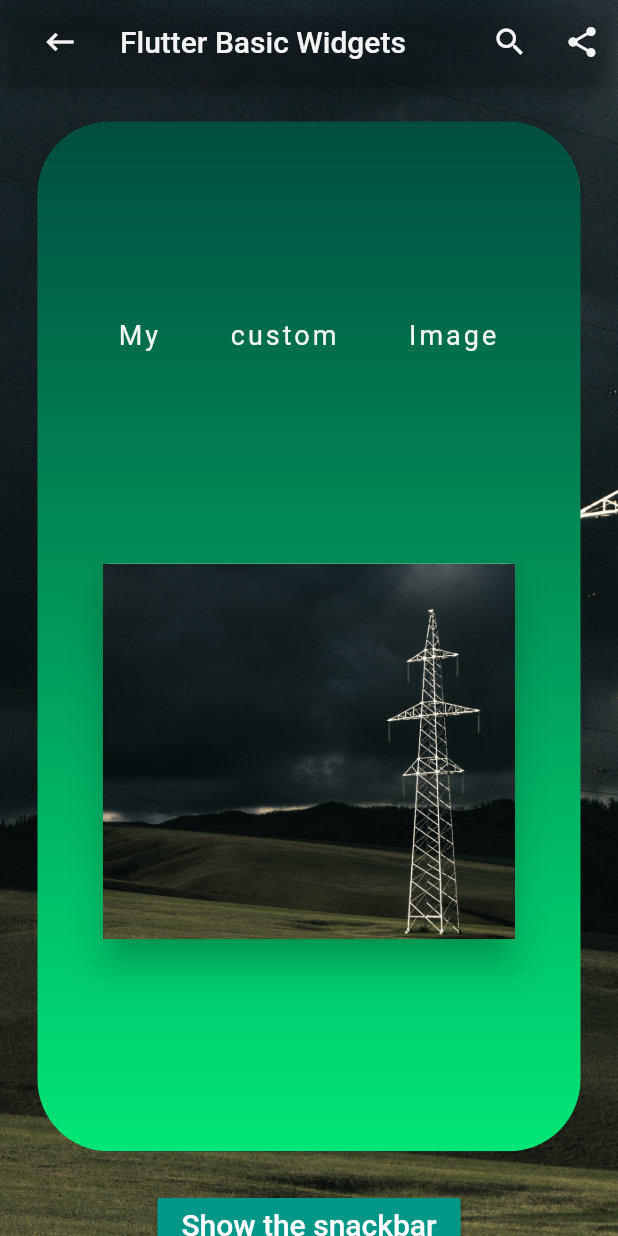
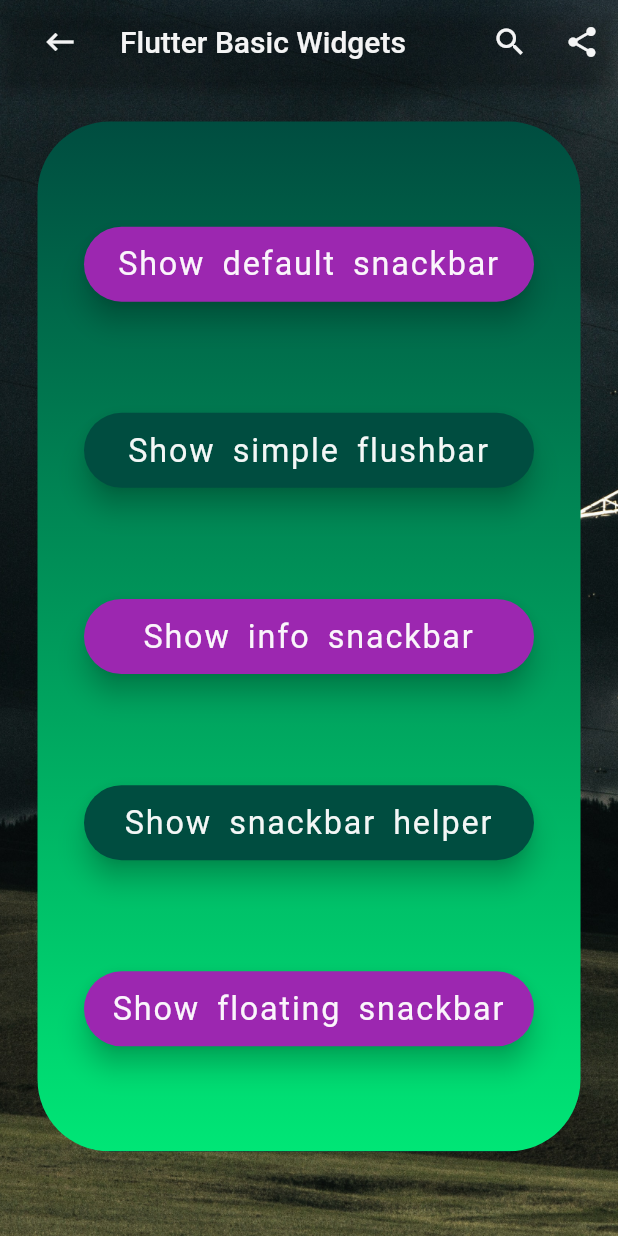
Before and after one commit to drogbut/FlutterBasicWidgets, a Flutter app: the screen it shows after launch, on a phone screen of 412 x 824 dp. Run offline on Flutter 3.47's test engine with Material 2 defaults, Android fonts, the phone set to English and light mode, and no system bars; our stand-ins replace flushbar.

Commit message:
add my custom snackbar

```diff
--- a/lib/my_constants.dart
+++ b/lib/my_constants.dart
@@ -11,7 +11,9 @@ const Color colorBackground = Color(0xf3D6D7D7);
 
 
 
-const ButtonStyle myButtonStyle = ButtonStyle();
+const ButtonStyle myButtonStyle = ButtonStyle(
+
+);
 
 /// this is images app
 const AssetImage logoImage = AssetImage("assets/images/image1.jpg");
--- a/lib/screens/body.dart
+++ b/lib/screens/body.dart
@@ -1,7 +1,10 @@
+import 'package:flushbar/flushbar.dart';
+import 'package:flushbar/flushbar_helper.dart';
 import 'package:flutter/material.dart';
 import 'package:flutter/rendering.dart';
 import 'package:mise_en_page/my_constants.dart';
 import 'package:mise_en_page/widgets/my_widgets.dart';
+
 import 'second_page.dart';
 
 class Body extends StatefulWidget {
@@ -28,7 +31,7 @@ class _BodyState extends State<Body> {
           child: new Column(
             mainAxisAlignment: MainAxisAlignment.center,
             children: [
-             /* new Row(
+              /*new Row(
                 mainAxisAlignment: MainAxisAlignment.spaceAround,
                 children: [
                   IconButton(
@@ -208,7 +211,7 @@ class _BodyState extends State<Body> {
                         ),
                     ),
                   ]
-              ),*/
+              ),
               MyContainer(
                   context,
                   [
@@ -219,18 +222,84 @@ class _BodyState extends State<Body> {
                       fit: BoxFit.cover,)),
                     ]
               ),
-
-              new RaisedButton(
-                  color: Colors.teal,
-                  child: new Text(
-                    "Show the snackbar",
-                    style: new TextStyle(
-                      fontSize: 20.0,
-                      color: Colors.white,
+              */
+              MyContainer(context, [
+                MyCustomButton(
+                  shapeBorder: RoundedRectangleBorder(
+                    borderRadius: BorderRadius.circular(25.0),
                   ),
+                  child: TextButton(
+                      onPressed: showDefaultSnackbar,
+                      child: MyCustomText(
+                        "Show default snackbar",
+                        color: colorIcon,
+                        fontSize: 18.0,
+                      )),
+                  decoration: BoxDecoration(
+                      color: Colors.purple,
+                      borderRadius: BorderRadius.circular(25.0)),
                 ),
-                  onPressed: snack),
-              new RaisedButton(
+                MyCustomButton(
+                  shapeBorder: RoundedRectangleBorder(
+                    borderRadius: BorderRadius.circular(25.0),
+                  ),
+                  child: TextButton(
+                      onPressed: () => showSimpleFlushbar(context),
+                      child: MyCustomText(
+                        "Show simple flushbar",
+                        color: colorIcon,
+                        fontSize: 18.0,
+                      )),
+                  decoration: BoxDecoration(
+                      color: colorPrimary,
+                      borderRadius: BorderRadius.circular(25.0)),
+                ),
+                MyCustomButton(
+                  shapeBorder: RoundedRectangleBorder(
+                    borderRadius: BorderRadius.circular(25.0),
+                  ),
+                  child: TextButton(
+                      onPressed: () => showInfoFlushbar(context),
+                      child: MyCustomText(
+                        "Show info snackbar",
+                        color: colorIcon,
+                        fontSize: 18.0,
+                      )),
+                  decoration: BoxDecoration(
+                      color: Colors.purple,
+                      borderRadius: BorderRadius.circular(25.0)),
+                ),
+                MyCustomButton(
+                  shapeBorder: RoundedRectangleBorder(
+                    borderRadius: BorderRadius.circular(25.0),
+                  ),
+                  child: TextButton(
+                      onPressed: () => showFlushbarHelper(context),
+                      child: MyCustomText(
+                        "Show snackbar helper",
+                        color: colorIcon,
+                        fontSize: 18.0,
+                      )),
+                  decoration: BoxDecoration(
+                      color: colorPrimary,
+                      borderRadius: BorderRadius.circular(25.0)),
+                ),
+                MyCustomButton(
+                  shapeBorder: RoundedRectangleBorder(
+                    borderRadius: BorderRadius.circular(25.0),
+                  ),
+                  child: TextButton(
+                      onPressed: () => showFloatingSnackbar(context),
+                      child: MyCustomText(
+                        "Show floating snackbar",
+                        color: colorIcon,
+                        fontSize: 18.0,
+                      )),
+                  decoration: BoxDecoration(
+                      color: Colors.purple,
+                      borderRadius: BorderRadius.circular(25.0)),
+                ),
+                /*new RaisedButton(
                     color: Colors.teal,
                     child: new Text(
                       "Show a alert dialog",
@@ -259,7 +328,8 @@ class _BodyState extends State<Body> {
                         color: Colors.white,
                       ),
                     ),
-                  onPressed: toNewPage)
+                    onPressed: toNewPage)*/
+              ])
             ],
           )
       ),
@@ -276,16 +346,18 @@ void onCountChanged(int val) {
     });
   }
 
-  void snack() {
-    SnackBar snackbar = new SnackBar(
-      duration: new Duration(seconds: 2),
-            content: new Text(
-                "je suis votre snackbar...",
-              textScaleFactor: 2.0,
-
-            )
-        );
-    Scaffold.of(context).showSnackBar(snackbar);
+  void showDefaultSnackbar() {
+    Scaffold.of(context).showSnackBar(SnackBar(
+      duration: Duration(seconds: 5),
+      content: Text(
+        "Hello from the default snackbar",
+        textScaleFactor: 1.2,
+      ),
+      action: SnackBarAction(
+        label: "Click Me",
+        onPressed: () {},
+      ),
+    ));
   }
 
   Future<void> alert() async {
@@ -350,4 +422,59 @@ void onCountChanged(int val) {
       return new SecondPage();
     }));
   }
+
+  void showSimpleFlushbar(BuildContext context) {
+    Flushbar(
+      title: "Hello from a Flushbar",
+      messageText: Text("This is a simple flushbar", style: TextStyle(color: colorIcon),),
+      mainButton: FlatButton(
+        onPressed: (){},
+        child: Text("Click Me",
+          style: TextStyle(color: Colors.purple),
+        ),
+      ),
+      duration: Duration(seconds: 3),
+    ).show(context);
   }
+
+  showInfoFlushbar(BuildContext context) {
+    Flushbar(
+      title: "Hello from a Flushbar",
+      messageText: MyCustomText("This is a info flushbar",
+        color: colorIcon,
+        textAlign: TextAlign.left,),
+      icon: Icon(Icons.info_outline,
+        size: 28,
+        color: Colors.blue.shade300,
+      ),
+      leftBarIndicatorColor: Colors.blue.shade300,
+      duration: Duration(seconds: 3),
+    ).show(context);
+  }
+
+  showFlushbarHelper(BuildContext context) {
+    FlushbarHelper.createInformation(
+      title: "Hello from a helper Flushbar",
+      message: "This is a helper info flushbar",
+    ).show(context);
+  }
+
+  void showFloatingSnackbar(BuildContext context) {
+    Flushbar(
+      title: "Hello from the floating snackbar",
+      message: "This is a custom floating snackbar",
+      padding: EdgeInsets.all(10),
+      borderRadius: 8,
+      backgroundGradient: LinearGradient(
+          colors: [colorPrimary, Colors.purple], stops: [0.6, 1]),
+      boxShadows: [
+        BoxShadow(color: Colors.black45, offset: Offset(3, 3), blurRadius: 3)
+      ],
+      // All of the previous Flusbars could be dismissed by swiping down
+      // now we want to swipe to the sides
+      dismissDirection: FlushbarDismissDirection.HORIZONTAL,
+      // The default curve is Curves.easeOut
+      forwardAnimationCurve: Curves.fastLinearToSlowEaseIn,
+    ).show(context);
+  }
+}
--- a/lib/widgets/my_normal_text.dart
+++ b/lib/widgets/my_normal_text.dart
@@ -7,8 +7,8 @@ class MyCustomText extends Text {
   MyCustomText(String data, {
     double textScaleFactor = 1.2,
     double fontSize = 11.0,
-    double letterSpacing = 2.0,
-    double wordSpacing = 40.0,
+    double letterSpacing = 1.2,
+    double wordSpacing = 5.0,
     decoration:  TextDecoration.none,
     fontWeight: FontWeight.normal,
     color: colorText,
--- a/pubspec.yaml
+++ b/pubspec.yaml
@@ -23,6 +23,7 @@ environment:
 dependencies:
   flutter:
     sdk: flutter
+  flushbar: ^1.5.0
 
 
   # The following adds the Cupertino Icons font to your application.
```
Also changed, not shown: assets/images/my_snackbar_default.png (added), assets/images/my_snackbar_floating.png (added), assets/images/my_snackbar_flush.png (added), pubspec.lock, 1 other file. Lines whose indentation alone changed are shown as unchanged.
